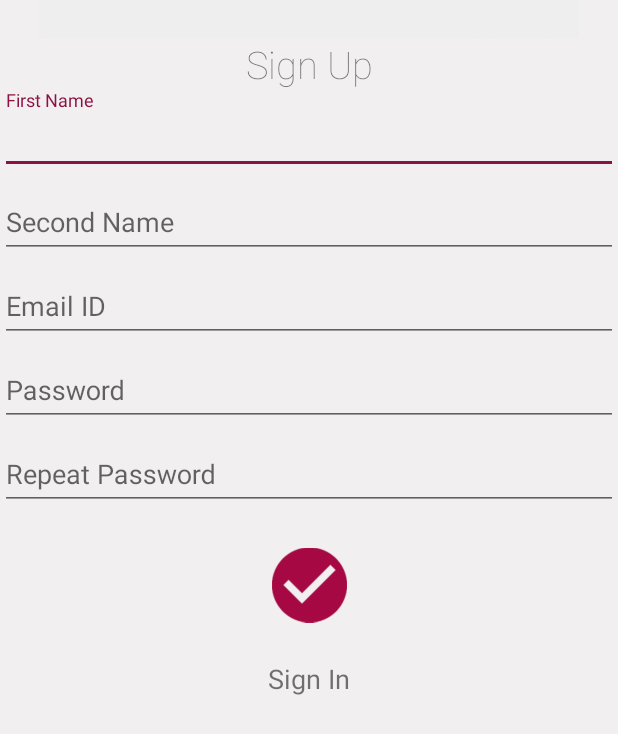
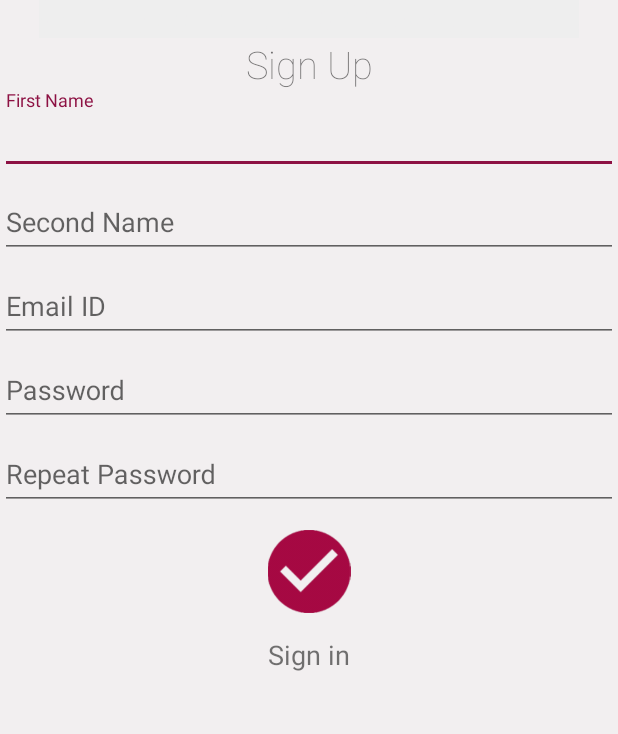
Before and after one commit to AsamzGeeks/ProjectPsct, an Android app: the layout activity_sign_up.xml on its own in the app's theme, with its tools: preview values and no code run, on a phone screen of 412 x 824 dp. Shown: the top 734 px of the screen. Run offline under Robolectric (Android 15) with nearby library versions, the phone set to English and light mode, and no system bars.

Commit message:
Finalization of Authentication Activities
Finalization of Authentication Procedure is started !

```diff
--- a/PSCTroll2/app/build.gradle
+++ b/PSCTroll2/app/build.gradle
@@ -41,6 +41,6 @@ dependencies {
     })
 
 
-    compile 'com.android.support.constraint:constraint-layout:1.0.0-beta3'
+    compile 'com.android.support.constraint:constraint-layout:1.0.0-beta4'
 }
 apply plugin: 'com.google.gms.google-services'
--- a/PSCTroll2/app/src/main/res/layout/activity_sign_up.xml
+++ b/PSCTroll2/app/src/main/res/layout/activity_sign_up.xml
@@ -75,28 +75,14 @@
         android:ems="10"
         android:id="@+id/etRepeat"
         android:hint="Repeat Password" />
-    </android.support.design.widget.TextInputLayout>
 
-    <android.support.constraint.ConstraintLayout
+        <RelativeLayout
             android:layout_width="match_parent"
-        android:layout_height="wrap_content">
-
-        <ImageView
-            android:layout_width="50dp"
-            android:layout_height="wrap_content"
-            app:srcCompat="@drawable/righticon"
-            android:id="@+id/ivSignUp"
-            tools:layout_constraintRight_creator="1"
-            android:onClick="SignUpProcedure"
-            tools:layout_constraintBottom_creator="1"
-            app:layout_constraintBottom_toTopOf="@+id/tvSignIn"
-            app:layout_constraintRight_toRightOf="parent"
-            tools:layout_constraintLeft_creator="1"
-            app:layout_constraintLeft_toLeftOf="parent" />
+            android:layout_height="189dp">
 
             <TextView
-            android:text="Sign In"
-            android:layout_width="0dp"
+                android:text="@string/action_sign_in_short"
+                android:layout_width="match_parent"
                 android:layout_height="wrap_content"
                 android:id="@+id/tvSignIn"
                 android:textAlignment="center"
@@ -107,9 +93,33 @@
                 app:layout_constraintBottom_toBottomOf="parent"
                 app:layout_constraintRight_toRightOf="parent"
                 tools:layout_constraintLeft_creator="1"
-            android:layout_marginBottom="52dp"
-            app:layout_constraintLeft_toLeftOf="parent" />
+                app:layout_constraintLeft_toLeftOf="parent"
+                android:layout_weight="0.62"
+                android:layout_below="@+id/ivSignUp"
+                android:layout_alignParentRight="true"
+                android:layout_alignParentEnd="true"
+                android:layout_marginTop="15dp" />
 
-    </android.support.constraint.ConstraintLayout>
+            <ImageView
+                android:layout_width="match_parent"
+                app:srcCompat="@drawable/righticon"
+                android:id="@+id/ivSignUp"
+                tools:layout_constraintRight_creator="1"
+                android:onClick="SignUpProcedure"
+                tools:layout_constraintBottom_creator="1"
+                app:layout_constraintBottom_toTopOf="@+id/tvSignIn"
+                app:layout_constraintRight_toRightOf="parent"
+                tools:layout_constraintLeft_creator="1"
+                app:layout_constraintLeft_toLeftOf="parent"
+                android:layout_weight="1"
+                android:layout_height="55dp"
+                android:layout_alignParentTop="true"
+                android:layout_alignParentLeft="true"
+                android:layout_alignParentStart="true"
+                android:layout_marginTop="13dp" />
+
+        </RelativeLayout>
+    </android.support.design.widget.TextInputLayout>
+
 
 </LinearLayout>
```
Also changed, not shown: PSCTroll2/app/src/main/AndroidManifest.xml (+7 -9 lines), PSCTroll2/app/src/main/java/com/asamz/psctroll/LoginActivity.java (+17 -14 lines), PSCTroll2/app/src/main/java/com/asamz/psctroll/ResetActivity.java (added, +69 -0 lines), PSCTroll2/app/src/main/java/com/asamz/psctroll/SignUp.java (+2 -15 lines), PSCTroll2/app/src/main/res/layout/activity_login.xml (+53 -35 lines), PSCTroll2/app/src/main/res/layout/activity_reset.xml (added, +71 -0 lines). Lines whose indentation alone changed are shown as unchanged.
